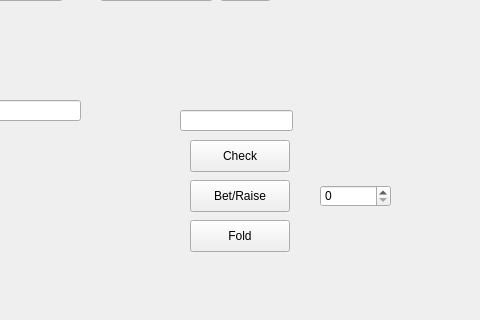
Before: the Qt Designer form Poker/Visuals/Gamewindow/gamewindow.ui in Cenzito/Poker, drawn with Qt 5; both pictures show x 410 to 890 and y 380 to 700 of the 1000 by 700 pixel window.
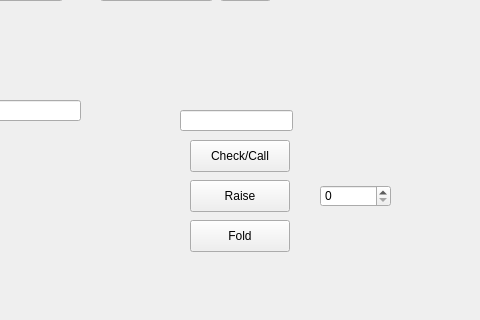
After: the same form once the commit is applied.

The edit to the form file:
```diff
--- a/Poker/Visuals/Gamewindow/gamewindow.ui
+++ b/Poker/Visuals/Gamewindow/gamewindow.ui
@@ -65,7 +65,7 @@
      </rect>
     </property>
     <property name="text">
-     <string>Check</string>
+     <string>Check/Call</string>
     </property>
    </widget>
    <widget class="QPushButton" name="BetButton">
@@ -78,7 +78,7 @@
      </rect>
     </property>
     <property name="text">
-     <string>Bet/Raise</string>
+     <string>Raise</string>
     </property>
    </widget>
    <widget class="QPushButton" name="FoldButton">
```
Left out of the diff: 10 changed lines with no effect on the pictures.
